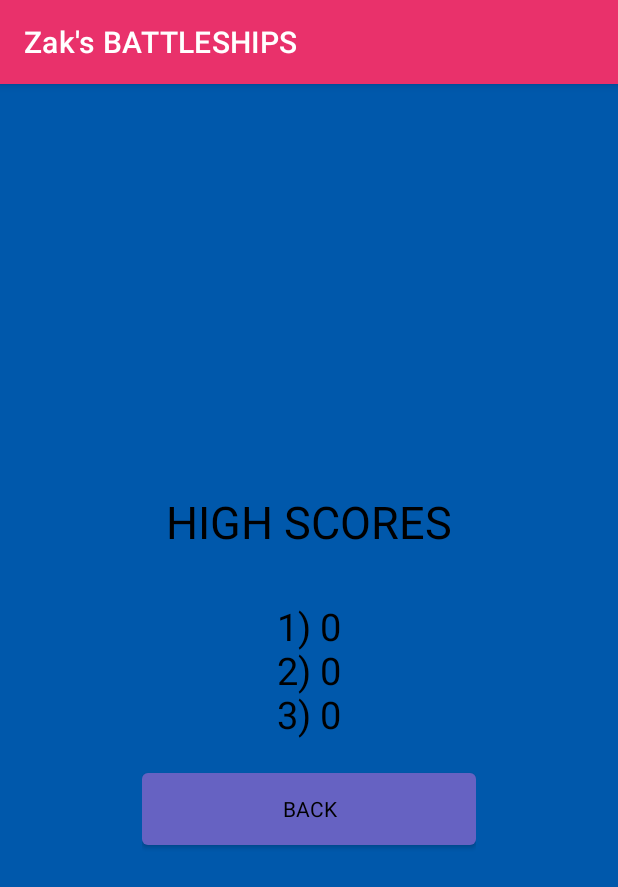
After one commit to ZakYeo/Battleships_By_Zak, an Android app: the HighScoresActivity screen opened directly, with no data from a screen before it, on a phone screen of 412 x 824 dp. The commit adds this screen. Shown: the top 887 px of the screen. Run offline under Robolectric (Android 15) with nearby library versions, the phone set to English and light mode, and no system bars.

Commit message:
Added high score menu & functionality.

```diff
--- a/app/src/main/AndroidManifest.xml
+++ b/app/src/main/AndroidManifest.xml
@@ -9,7 +9,8 @@
         android:roundIcon="@mipmap/ic_launcher_round"
         android:supportsRtl="true"
         android:theme="@style/Theme.Battleships">
-        <activity android:name=".RulesActivity"></activity>
+        <activity android:name=".HighScoresActivity" />
+        <activity android:name=".RulesActivity" />
         <activity android:name=".BattleshipGameActivity" />
         <activity android:name=".MainActivity">
             <intent-filter>
--- a/app/src/main/java/uk/ac/bournemouth/ap/battleships/BaseGameView.kt
+++ b/app/src/main/java/uk/ac/bournemouth/ap/battleships/BaseGameView.kt
@@ -31,7 +31,7 @@ open class BaseGameView : View {
         defStyleAttr
     )
 
-    private val pref: SharedPreferences = context.getSharedPreferences("BattleshipsPref", 0)
+    protected val pref: SharedPreferences = context.getSharedPreferences("BattleshipsPref", 0)
 
     val difficulty = pref.getInt("difficulty", Context.MODE_PRIVATE)
 
--- /dev/null
+++ b/app/src/main/java/uk/ac/bournemouth/ap/battleships/HighScoresActivity.kt
@@ -0,0 +1,28 @@
+package uk.ac.bournemouth.ap.battleships
+
+import android.content.Intent
+import androidx.appcompat.app.AppCompatActivity
+import android.os.Bundle
+import android.widget.Button
+import android.widget.TextView
+
+class HighScoresActivity : AppCompatActivity() {
+    override fun onCreate(savedInstanceState: Bundle?) {
+        super.onCreate(savedInstanceState)
+        setContentView(R.layout.activity_high_scores)
+
+        val highScoresBackButton = findViewById<Button>(R.id.highScoresBackButton)
+        val highScoresText = findViewById<TextView>(R.id.highScoreTextView)
+
+        val pref = applicationContext.getSharedPreferences("BattleshipsPref", 0)
+
+        highScoresBackButton.setOnClickListener{
+            val intent = Intent(this, MainActivity::class.java)
+            startActivity(intent)
+        }
+
+        highScoresText.text = "1) ".plus(pref.getInt("firstHighScore", 0)).plus(
+                "\n2) ").plus(pref.getInt("secondHighScore", 0)).plus(
+                "\n3) ").plus(pref.getInt("thirdHighScore", 0))
+    }
+}
--- /dev/null
+++ b/app/src/main/res/layout/activity_high_scores.xml
@@ -0,0 +1,48 @@
+<?xml version="1.0" encoding="utf-8"?>
+<androidx.constraintlayout.widget.ConstraintLayout xmlns:android="http://schemas.android.com/apk/res/android"
+    xmlns:app="http://schemas.android.com/apk/res-auto"
+    xmlns:tools="http://schemas.android.com/tools"
+    android:layout_width="match_parent"
+    android:layout_height="match_parent"
+    tools:context=".HighScoresActivity"
+    android:background="@color/sea_blue">
+
+    <LinearLayout
+        android:layout_width="wrap_content"
+        android:layout_height="wrap_content"
+        android:orientation="vertical"
+        app:layout_constraintBottom_toBottomOf="parent"
+        app:layout_constraintEnd_toEndOf="parent"
+        app:layout_constraintStart_toStartOf="parent"
+        app:layout_constraintTop_toTopOf="parent">
+
+        <TextView
+            android:id="@+id/highScoreTitleTextView"
+            android:layout_width="wrap_content"
+            android:layout_height="wrap_content"
+            android:text="@string/high_scores"
+            android:textColor="#000000"
+            android:textSize="30sp"
+            android:layout_margin="16dp"
+            android:gravity="center"/>
+
+        <TextView
+            android:id="@+id/highScoreTextView"
+            android:layout_width="match_parent"
+            android:layout_height="wrap_content"
+            android:layout_margin="16dp"
+            android:gravity="center"
+            android:textSize="25sp"
+            android:textColor="#000000" />
+
+        <Button
+            android:id="@+id/highScoresBackButton"
+            android:layout_width="match_parent"
+            android:layout_height="60dp"
+            android:text="@string/backButtonText"
+            android:textAppearance="@style/TextAppearance.AppCompat.Body1"
+            android:textColor="#000000"
+            app:backgroundTint="#6662C2" />
+    </LinearLayout>
+
+</androidx.constraintlayout.widget.ConstraintLayout>
--- a/app/src/main/res/values/strings.xml
+++ b/app/src/main/res/values/strings.xml
@@ -9,9 +9,9 @@
     <string name="battleship_image_description">Image of a battleship</string>
     <color name="sea_blue">#0058AB</color>
     <string name="rules_full">• Battleships is a strategy game for two players
-        \n\n<br/><br/>
+        \n\n<br /><br />
     • Players alternate turns in attempting to guess the position of the opposing player\'s ships
-        \n\n<br/><br/>
+        \n\n<br /><br />
     • Once all ships have been sunk on a single grid, that player is declared the winner</string>
     <string name="change_grid_size">To modify the size of the grid, enter the size below
         (min 5x5, max 30x30, default 10x10, rectangles also work):</string>
@@ -21,5 +21,7 @@
     1 being easy, and 10 being the most difficult. Note that difficulty acts as a score multiplier!</string>
     <string name="difficulty_hint">DIFFICULTY</string>
     <string name="image_description">Main battleship image</string>
+    <string name="first_high_score">1:</string>
+    <string name="_2">2:</string>
 
 </resources>
```
Also changed, not shown: app/src/main/java/uk/ac/bournemouth/ap/battleships/BattleshipGameView.kt (+23 -1 lines), app/src/main/java/uk/ac/bournemouth/ap/battleships/MainActivity.kt (+10 -1 lines).
